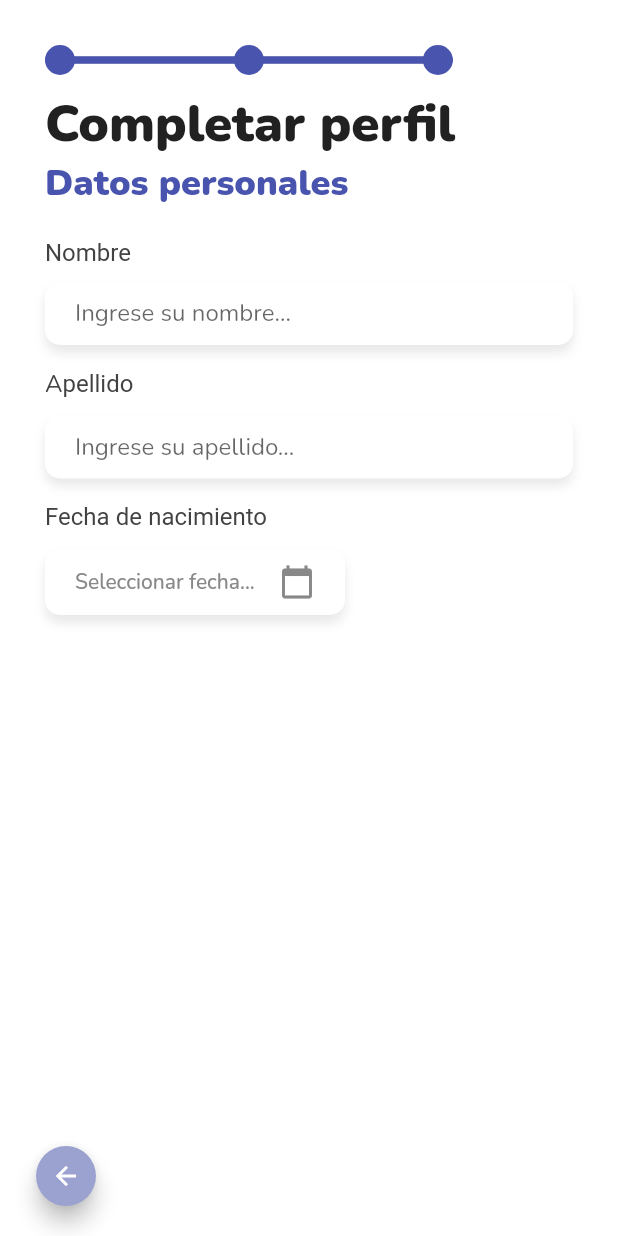
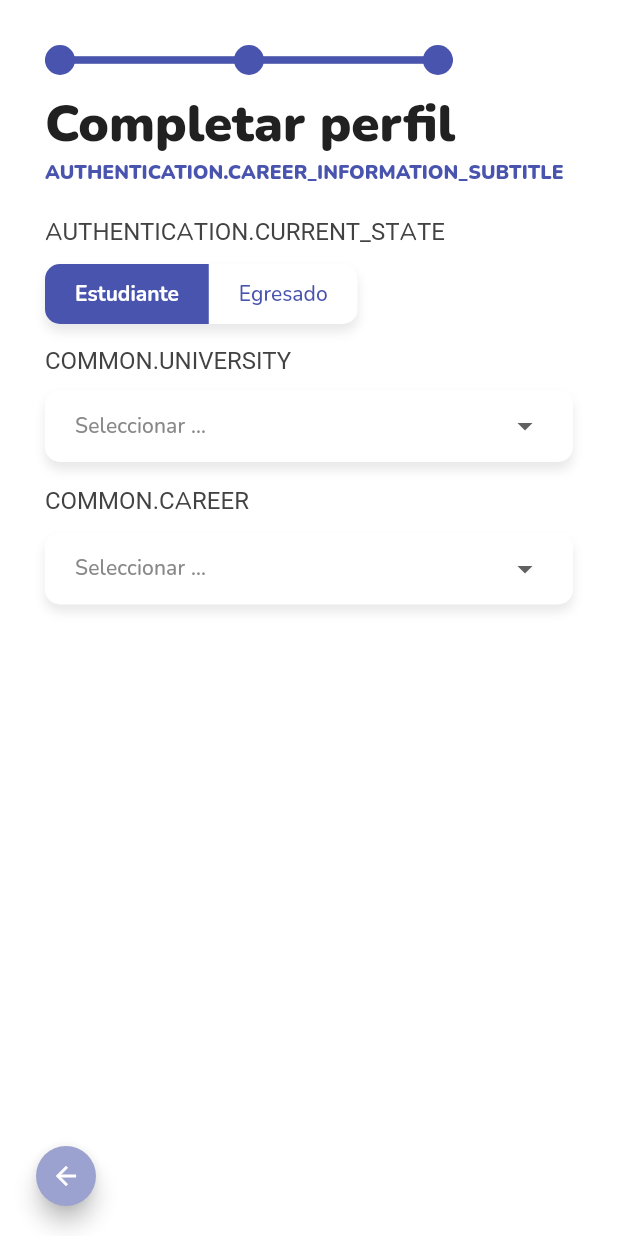
Before and after one commit to voluntariado-ucc-ing/voluntariadoing_mobile, a Flutter app: the SteppedView screen opened directly, swiped to page 3, on a phone screen of 412 x 824 dp. Run offline on Flutter 3.47's test engine with Material 2 defaults, Android fonts, the phone set to English and light mode, and no system bars; drawn by our look-alikes of auto_size_text; our stand-ins replace easy_localization, flutter_svg, google_fonts.

Commit message:
add careers view tab

```diff
--- /dev/null
+++ b/lib/authentication/views/complete_profile/career_information_tab.dart
@@ -0,0 +1,71 @@
+import 'package:flutter/material.dart';
+import 'package:easy_localization/easy_localization.dart';
+import 'package:voluntariadoing_mobile/common/widgets/dropdown.dart';
+import 'package:voluntariadoing_mobile/common/widgets/labeled.dart';
+import 'package:voluntariadoing_mobile/common/widgets/no_overscroll_behavior.dart';
+import 'package:voluntariadoing_mobile/common/widgets/section_title.dart';
+import 'package:voluntariadoing_mobile/common/widgets/toggle_switch.dart';
+import 'package:voluntariadoing_mobile/config/color_palette.dart';
+
+
+class CareerInformationTab extends StatelessWidget {
+
+
+  Widget build(BuildContext context) => ScrollConfiguration(
+    behavior: NoOverscrollBehavior(),
+    child: ListView(
+      shrinkWrap: true,
+      padding: const EdgeInsets.symmetric(horizontal: 30),
+      children: [
+        SectionTitle(
+          subtitle: 'AUTHENTICATION.CAREER_INFORMATION_SUBTITLE'.tr(),
+        ),
+        Padding(
+          padding: const EdgeInsets.only(top: 15),
+          child: Labeled(
+            label: 'AUTHENTICATION.CURRENT_STATE'.tr(),
+            child: ToggleSwitch(
+               activeColor: ColorPalette.primaryBlue,
+              inactiveColor: Colors.white,
+              labels: ['Estudiante', 'Egresado']
+            )
+          ),
+        ),
+        Padding(
+          padding: const EdgeInsets.only(top: 15),
+          child: Labeled(
+            label: 'COMMON.UNIVERSITY'.tr(),
+            child: Dropdown(
+              items: [
+                "UCC",
+                "UNC",
+                "UBA",
+                "UBP",
+                "FAMAF",
+                "FUCC",
+                "SIGLO XXI"
+                ],
+              )
+          ),
+        ),
+        Padding(
+          padding: const EdgeInsets.only(top: 15),
+          child: Labeled(
+            label: 'COMMON.CAREER'.tr(),
+            child: Dropdown(
+              items: [
+                "ING. Sistemas",
+                "ING. Mecanica",
+                "ING. Industrial",
+                "ING. Electronica",
+                "Medicina",
+                "Cs. Sociales",
+                "Cs. Economica"
+                ]
+              )
+          ),
+        )
+      ],
+    )
+  );
+}
--- a/lib/authentication/views/complete_profile/complete_profile_view.dart
+++ b/lib/authentication/views/complete_profile/complete_profile_view.dart
@@ -1,5 +1,6 @@
 import 'package:flutter/material.dart';
 import 'package:easy_localization/easy_localization.dart';
+import 'package:voluntariadoing_mobile/authentication/views/complete_profile/career_information_tab.dart';
 import 'package:voluntariadoing_mobile/authentication/views/complete_profile/personal_information_tab.dart';
 import 'package:voluntariadoing_mobile/common/views/stepped_view.dart';
 import 'package:voluntariadoing_mobile/common/widgets/section_title.dart';
@@ -17,7 +18,7 @@ class CompleteProfileView extends StatelessWidget {
     pages: [
       PersonalInformationTab(),
       PersonalInformationTab(),
-      PersonalInformationTab(),
+      CareerInformationTab(),
     ],
   );
 }
```
